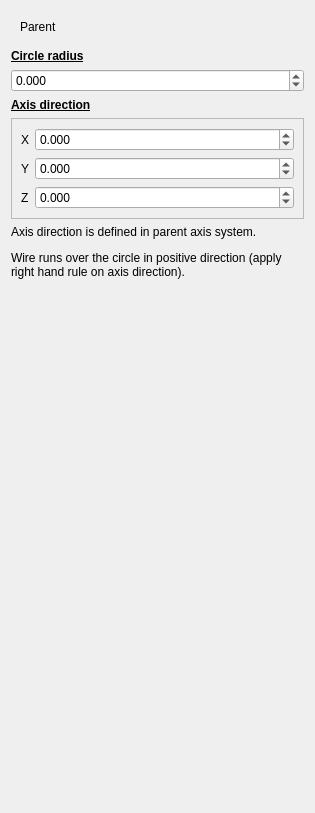
RubendeBruin/DAVE, file guis/widget_sheave.ui: the form before one commit.
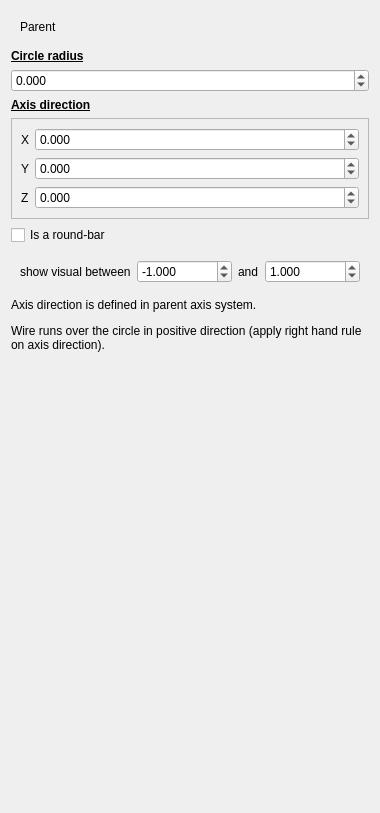
The form after the commit. Custom widgets are drawn as their Qt base class.

Commit message: Added (checks for) cable angles

Patch:
```diff
--- a/guis/widget_sheave.ui
+++ b/guis/widget_sheave.ui
@@ -6,7 +6,7 @@
    <rect>
     <x>0</x>
     <y>0</y>
-    <width>315</width>
+    <width>323</width>
     <height>813</height>
    </rect>
   </property>
@@ -181,6 +181,71 @@
      </layout>
     </widget>
    </item>
+   <item>
+    <widget class="QCheckBox" name="cbIsRoundBar">
+     <property name="text">
+      <string>Is a round-bar</string>
+     </property>
+    </widget>
+   </item>
+   <item>
+    <widget class="QWidget" name="rbWidget" native="true">
+     <layout class="QHBoxLayout" name="horizontalLayout_2">
+      <item>
+       <widget class="QLabel" name="label_4">
+        <property name="text">
+         <string>show visual between</string>
+        </property>
+       </widget>
+      </item>
+      <item>
+       <widget class="QDoubleSpinBox" name="sbStart">
+        <property name="decimals">
+         <number>3</number>
+        </property>
+        <property name="minimum">
+         <double>-999999.000000000000000</double>
+        </property>
+        <property name="maximum">
+         <double>999999.000000000000000</double>
+        </property>
+        <property name="value">
+         <double>-1.000000000000000</double>
+        </property>
+       </widget>
+      </item>
+      <item>
+       <widget class="QLabel" name="label_5">
+        <property name="sizePolicy">
+         <sizepolicy hsizetype="Minimum" vsizetype="Preferred">
+          <horstretch>0</horstretch>
+          <verstretch>0</verstretch>
+         </sizepolicy>
+        </property>
+        <property name="text">
+         <string>and</string>
+        </property>
+       </widget>
+      </item>
+      <item>
+       <widget class="QDoubleSpinBox" name="sbStop">
+        <property name="decimals">
+         <number>3</number>
+        </property>
+        <property name="minimum">
+         <double>-999999.000000000000000</double>
+        </property>
+        <property name="maximum">
+         <double>999999.000000000000000</double>
+        </property>
+        <property name="value">
+         <double>1.000000000000000</double>
+        </property>
+       </widget>
+      </item>
+     </layout>
+    </widget>
+   </item>
    <item>
     <widget class="QLabel" name="label_8">
      <property name="text">
```
Left out of the diff: 4 changed lines with no effect on the pictures. The commit also changes 9 other files.
